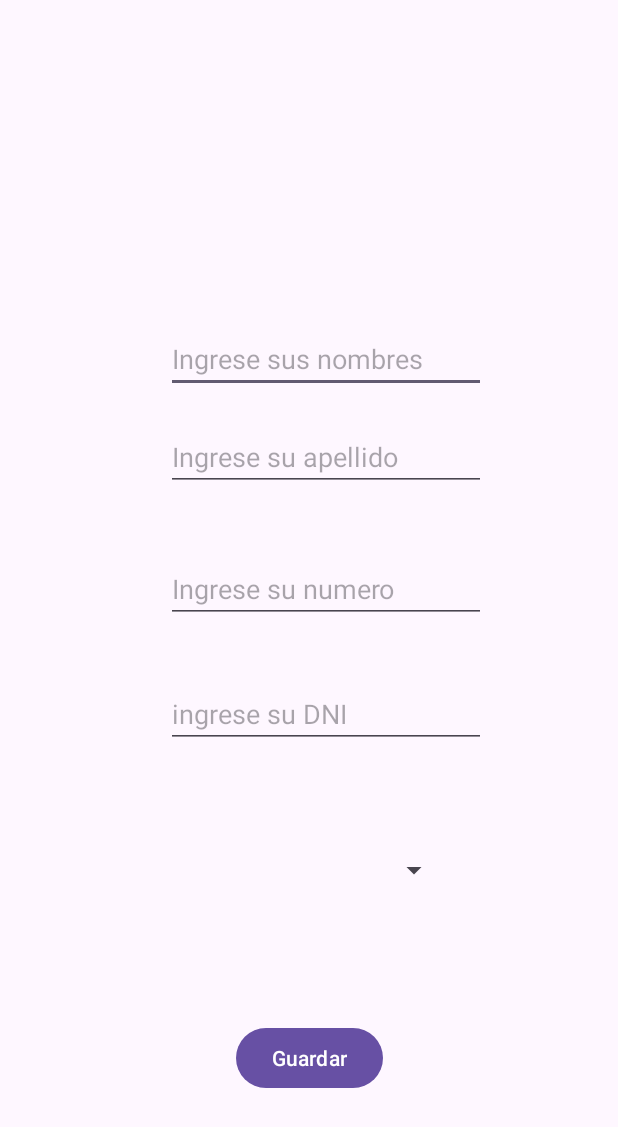
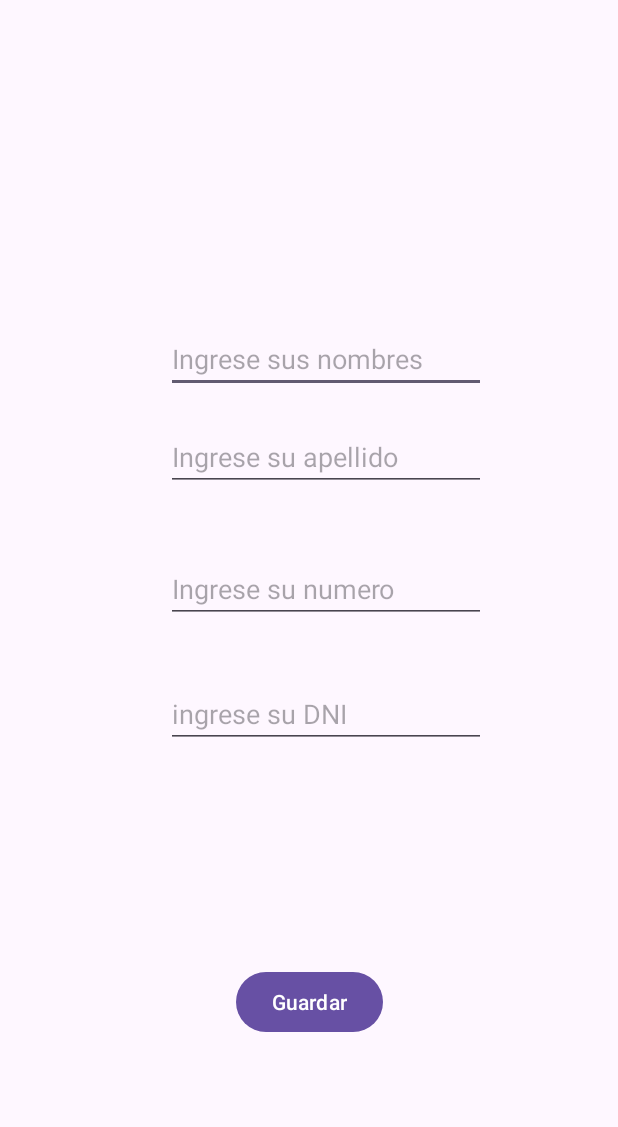
Before and after one commit to IamDiomer/Chat_App, an Android app: the SettingsActivity screen opened directly, with no data from a screen before it, on a phone screen of 412 x 824 dp. Shown: the top 1127 px of the screen. Run offline under Robolectric (Android 15) with nearby library versions, the phone set to English and light mode, and no system bars.

Commit message:
Envío y recepción de datos entre activities con la propiedad

```diff
--- a/ChatApp/app/src/main/AndroidManifest.xml
+++ b/ChatApp/app/src/main/AndroidManifest.xml
@@ -15,6 +15,9 @@
         android:supportsRtl="true"
         android:theme="@style/Theme.ChatApp"
         tools:targetApi="31">
+        <activity
+            android:name=".ProfileActivity"
+            android:exported="false" />
         <activity
             android:name=".ChatActivity"
             android:exported="false" />
--- a/ChatApp/app/src/main/java/com/example/chatapp/MainActivity.java
+++ b/ChatApp/app/src/main/java/com/example/chatapp/MainActivity.java
@@ -38,8 +38,8 @@ public class MainActivity extends AppCompatActivity {
         } else if (item.getItemId() == R.id.action_create_group) {
             Intent intent = new Intent(MainActivity.this, CreateGroupActivity.class);
             startActivity(intent);
-        } else if (item.getItemId() == R.id.action_settings) {
-            Intent intent = new Intent(MainActivity.this, SettingsActivity.class);
+        } else if (item.getItemId() == R.id.action_profile) {
+            Intent intent = new Intent(MainActivity.this, ProfileActivity.class);
             startActivity(intent);
         }else if (item.getItemId() == R.id.action_logout) {
             Intent intent = new Intent(MainActivity.this, LoginActivity.class);
--- a/ChatApp/app/src/main/java/com/example/chatapp/SettingsActivity.java
+++ b/ChatApp/app/src/main/java/com/example/chatapp/SettingsActivity.java
@@ -1,24 +1,44 @@
 package com.example.chatapp;
 
+import android.content.Intent;
 import android.os.Bundle;
+import android.view.View;
+import android.widget.Button;
+import android.widget.EditText;
 
-import androidx.activity.EdgeToEdge;
 import androidx.appcompat.app.AppCompatActivity;
-import androidx.core.graphics.Insets;
-import androidx.core.view.ViewCompat;
-import androidx.core.view.WindowInsetsCompat;
 
 public class SettingsActivity extends AppCompatActivity {
+
+    private EditText etNombre, editTextPhone, editTextNumber, editTextText2;
+    private Button guardar;
 
     @Override
     protected void onCreate(Bundle savedInstanceState) {
         super.onCreate(savedInstanceState);
-        EdgeToEdge.enable(this);
         setContentView(R.layout.activity_settings);
-        ViewCompat.setOnApplyWindowInsetsListener(findViewById(R.id.main), (v, insets) -> {
-            Insets systemBars = insets.getInsets(WindowInsetsCompat.Type.systemBars());
-            v.setPadding(systemBars.left, systemBars.top, systemBars.right, systemBars.bottom);
-            return insets;
+
+        etNombre = findViewById(R.id.et_nombre);
+        editTextPhone = findViewById(R.id.editTextPhone);
+        editTextNumber = findViewById(R.id.editTextNumber);
+        editTextText2 = findViewById(R.id.editTextText2);
+        guardar = findViewById(R.id.guardar);
+
+        guardar.setOnClickListener(new View.OnClickListener() {
+            @Override
+            public void onClick(View v) {
+                String nombre = etNombre.getText().toString();
+                String apellido = editTextText2.getText().toString();
+                String telefono = editTextPhone.getText().toString();
+                String dni = editTextNumber.getText().toString();
+
+                Intent intent = new Intent(SettingsActivity.this, ProfileActivity.class);
+                intent.putExtra("NOMBRE", nombre);
+                intent.putExtra("APELLIDO", apellido);
+                intent.putExtra("TELEFONO", telefono);
+                intent.putExtra("DNI", dni);
+                startActivity(intent);
+            }
         });
     }
 }
--- a/ChatApp/app/src/main/res/layout/activity_settings.xml
+++ b/ChatApp/app/src/main/res/layout/activity_settings.xml
@@ -6,18 +6,6 @@
     android:layout_width="match_parent"
     android:layout_height="match_parent"
     tools:context=".SettingsActivity">
-
-    <ImageView
-        android:id="@+id/ftPerfil"
-        android:layout_width="wrap_content"
-        android:layout_height="wrap_content"
-        app:layout_constraintBottom_toBottomOf="parent"
-        app:layout_constraintEnd_toEndOf="parent"
-        app:layout_constraintHorizontal_bias="0.498"
-        app:layout_constraintStart_toStartOf="parent"
-        app:layout_constraintTop_toTopOf="parent"
-        app:layout_constraintVertical_bias="0.063"
-        tools:srcCompat="@tools:sample/avatars" />
 
     <EditText
         android:id="@+id/et_nombre"
@@ -72,16 +60,6 @@
         app:layout_constraintTop_toTopOf="parent"
         app:layout_constraintVertical_bias="0.362" />
 
-    <Spinner
-        android:id="@+id/carrera"
-        android:layout_width="187dp"
-        android:layout_height="40dp"
-        app:layout_constraintBottom_toBottomOf="parent"
-        app:layout_constraintEnd_toEndOf="parent"
-        app:layout_constraintStart_toStartOf="parent"
-        app:layout_constraintTop_toTopOf="parent"
-        app:layout_constraintVertical_bias="0.714" />
-
     <Button
         android:id="@+id/guardar"
         android:layout_width="wrap_content"
@@ -91,5 +69,5 @@
         app:layout_constraintEnd_toEndOf="parent"
         app:layout_constraintStart_toStartOf="parent"
         app:layout_constraintTop_toTopOf="parent"
-        app:layout_constraintVertical_bias="0.878" />
+        app:layout_constraintVertical_bias="0.83" />
 </androidx.constraintlayout.widget.ConstraintLayout>
--- a/ChatApp/app/src/main/res/menu/menu.xml
+++ b/ChatApp/app/src/main/res/menu/menu.xml
@@ -11,8 +11,8 @@
         android:icon="@drawable/ic_create_group"
         app:showAsAction="ifRoom" />
     <item
-        android:id="@+id/action_settings"
-        android:title="Configuracion de perfil"
+        android:id="@+id/action_profile"
+        android:title="Ver perfil"
         android:icon="@drawable/ic_settings"
         app:showAsAction="ifRoom" />
 
```
Also changed, not shown: ChatApp/app/src/main/java/com/example/chatapp/ProfileActivity.java (added, +40 -0 lines), ChatApp/app/src/main/res/layout/activity_profile.xml (added, +53 -0 lines).
